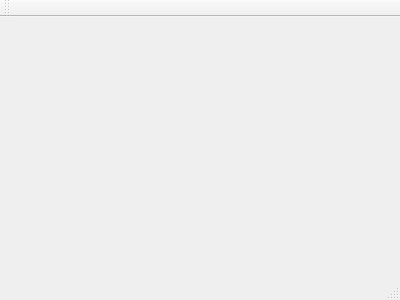
Before: the Qt Designer form mainwindow.ui in damianturner/QTCalculator, drawn with Qt 5.
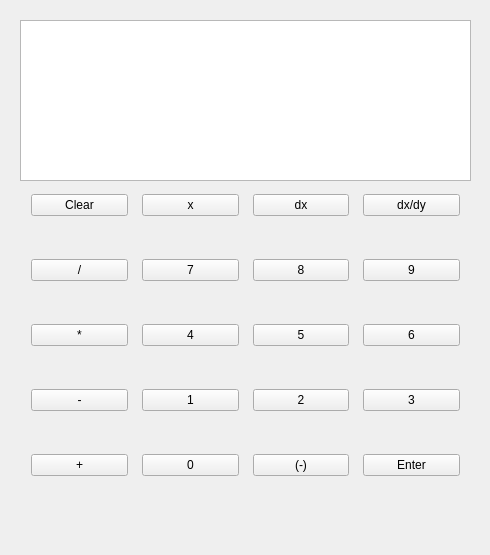
After: the same form once the commit is applied.

Patch:
```diff
--- a/mainwindow.ui
+++ b/mainwindow.ui
@@ -1,24 +1,249 @@
 <ui version="4.0">
  <class>MainWindow</class>
- <widget class="QMainWindow" name="MainWindow" >
-  <property name="geometry" >
+ <widget class="QMainWindow" name="MainWindow">
+  <property name="geometry">
    <rect>
     <x>0</x>
     <y>0</y>
-    <width>400</width>
-    <height>300</height>
+    <width>490</width>
+    <height>555</height>
    </rect>
   </property>
-  <property name="windowTitle" >
+  <property name="sizePolicy">
+   <sizepolicy hsizetype="Fixed" vsizetype="Fixed">
+    <horstretch>0</horstretch>
+    <verstretch>0</verstretch>
+   </sizepolicy>
+  </property>
+  <property name="minimumSize">
+   <size>
+    <width>490</width>
+    <height>555</height>
+   </size>
+  </property>
+  <property name="maximumSize">
+   <size>
+    <width>490</width>
+    <height>555</height>
+   </size>
+  </property>
+  <property name="windowTitle">
    <string>MainWindow</string>
   </property>
-  <widget class="QMenuBar" name="menuBar" />
-  <widget class="QToolBar" name="mainToolBar" />
-  <widget class="QWidget" name="centralWidget" />
-  <widget class="QStatusBar" name="statusBar" />
+  <widget class="QWidget" name="centralWidget">
+   <property name="sizePolicy">
+    <sizepolicy hsizetype="Minimum" vsizetype="Minimum">
+     <horstretch>0</horstretch>
+     <verstretch>0</verstretch>
+    </sizepolicy>
+   </property>
+   <property name="minimumSize">
+    <size>
+     <width>490</width>
+     <height>555</height>
+    </size>
+   </property>
+   <widget class="QTextEdit" name="textEdit">
+    <property name="geometry">
+     <rect>
+      <x>20</x>
+      <y>20</y>
+      <width>451</width>
+      <height>161</height>
+     </rect>
+    </property>
+    <property name="sizePolicy">
+     <sizepolicy hsizetype="Fixed" vsizetype="Fixed">
+      <horstretch>0</horstretch>
+      <verstretch>0</verstretch>
+     </sizepolicy>
+    </property>
+    <property name="font">
+     <font>
+      <family>Lucida Sans Unicode</family>
+      <pointsize>28</pointsize>
+     </font>
+    </property>
+    <property name="layoutDirection">
+     <enum>Qt::LeftToRight</enum>
+    </property>
+    <property name="lineWidth">
+     <number>10</number>
+    </property>
+    <property name="midLineWidth">
+     <number>10</number>
+    </property>
+    <property name="horizontalScrollBarPolicy">
+     <enum>Qt::ScrollBarAsNeeded</enum>
+    </property>
+    <property name="lineWrapMode">
+     <enum>QTextEdit::NoWrap</enum>
+    </property>
+    <property name="acceptRichText">
+     <bool>false</bool>
+    </property>
+   </widget>
+   <widget class="QWidget" name="gridLayoutWidget">
+    <property name="geometry">
+     <rect>
+      <x>20</x>
+      <y>140</y>
+      <width>451</width>
+      <height>391</height>
+     </rect>
+    </property>
+    <layout class="QGridLayout" name="gridLayout">
+     <property name="horizontalSpacing">
+      <number>14</number>
+     </property>
+     <property name="verticalSpacing">
+      <number>0</number>
+     </property>
+     <item row="3" column="2">
+      <widget class="QPushButton" name="twoButton">
+       <property name="text">
+        <string>2</string>
+       </property>
+      </widget>
+     </item>
+     <item row="3" column="3">
+      <widget class="QPushButton" name="threeButton">
+       <property name="text">
+        <string>3</string>
+       </property>
+      </widget>
+     </item>
+     <item row="1" column="1">
+      <widget class="QPushButton" name="sevenButton">
+       <property name="text">
+        <string>7</string>
+       </property>
+      </widget>
+     </item>
+     <item row="1" column="2">
+      <widget class="QPushButton" name="eightButton">
+       <property name="text">
+        <string>8</string>
+       </property>
+      </widget>
+     </item>
+     <item row="1" column="3">
+      <widget class="QPushButton" name="nineButton">
+       <property name="text">
+        <string>9</string>
+       </property>
+      </widget>
+     </item>
+     <item row="0" column="3">
+      <widget class="QPushButton" name="integrateButton">
+       <property name="text">
+        <string>dx/dy</string>
+       </property>
+      </widget>
+     </item>
+     <item row="0" column="0">
+      <widget class="QPushButton" name="clearButton">
+       <property name="text">
+        <string>Clear</string>
+       </property>
+      </widget>
+     </item>
+     <item row="0" column="2">
+      <widget class="QPushButton" name="diffButton">
+       <property name="text">
+        <string>dx</string>
+       </property>
+      </widget>
+     </item>
+     <item row="2" column="1">
+      <widget class="QPushButton" name="fourButton">
+       <property name="text">
+        <string>4</string>
+       </property>
+      </widget>
+     </item>
+     <item row="3" column="1">
+      <widget class="QPushButton" name="oneButton">
+       <property name="text">
+        <string>1</string>
+       </property>
+      </widget>
+     </item>
+     <item row="1" column="0">
+      <widget class="QPushButton" name="divButton">
+       <property name="text">
+        <string>/</string>
+       </property>
+      </widget>
+     </item>
+     <item row="2" column="0">
+      <widget class="QPushButton" name="multButton">
+       <property name="text">
+        <string>*</string>
+       </property>
+      </widget>
+     </item>
+     <item row="0" column="1">
+      <widget class="QPushButton" name="xButton">
+       <property name="text">
+        <string>x</string>
+       </property>
+      </widget>
+     </item>
+     <item row="2" column="2">
+      <widget class="QPushButton" name="fiveButton">
+       <property name="text">
+        <string>5</string>
+       </property>
+      </widget>
+     </item>
+     <item row="3" column="0">
+      <widget class="QPushButton" name="subButton">
+       <property name="text">
+        <string>-</string>
+       </property>
+      </widget>
+     </item>
+     <item row="2" column="3">
+      <widget class="QPushButton" name="sixButton">
+       <property name="text">
+        <string>6</string>
+       </property>
+      </widget>
+     </item>
+     <item row="4" column="0">
+      <widget class="QPushButton" name="addButton">
+       <property name="text">
+        <string>+</string>
+       </property>
+      </widget>
+     </item>
+     <item row="4" column="1">
+      <widget class="QPushButton" name="zeroButton">
+       <property name="text">
+        <string>0</string>
+       </property>
+      </widget>
+     </item>
+     <item row="4" column="2">
+      <widget class="QPushButton" name="negativeButton">
+       <property name="text">
+        <string>(-)</string>
+       </property>
+      </widget>
+     </item>
+     <item row="4" column="3">
+      <widget class="QPushButton" name="enterButton">
+       <property name="text">
+        <string>Enter</string>
+       </property>
+      </widget>
+     </item>
+    </layout>
+   </widget>
+  </widget>
  </widget>
- <layoutDefault spacing="6" margin="11" />
- <pixmapfunction></pixmapfunction>
+ <layoutdefault spacing="6" margin="11"/>
  <resources/>
  <connections/>
 </ui>
```
Left out of the diff: 1 changed line with no effect on the pictures.
